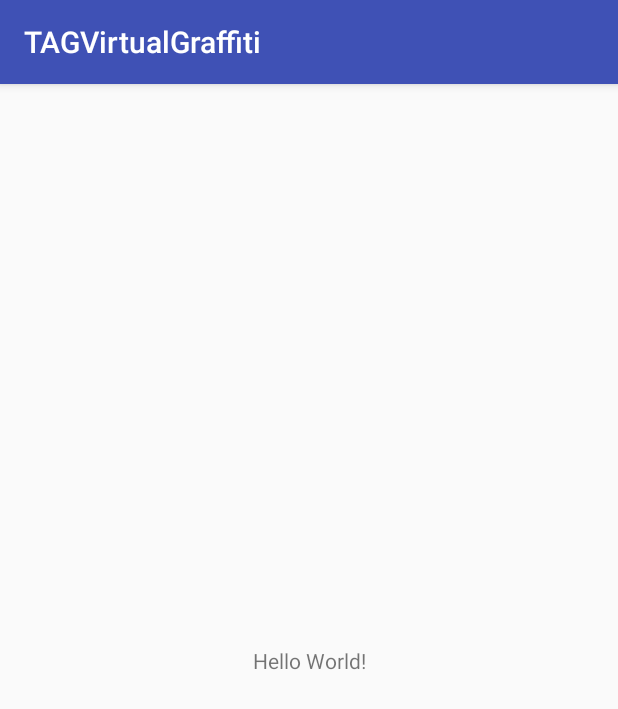
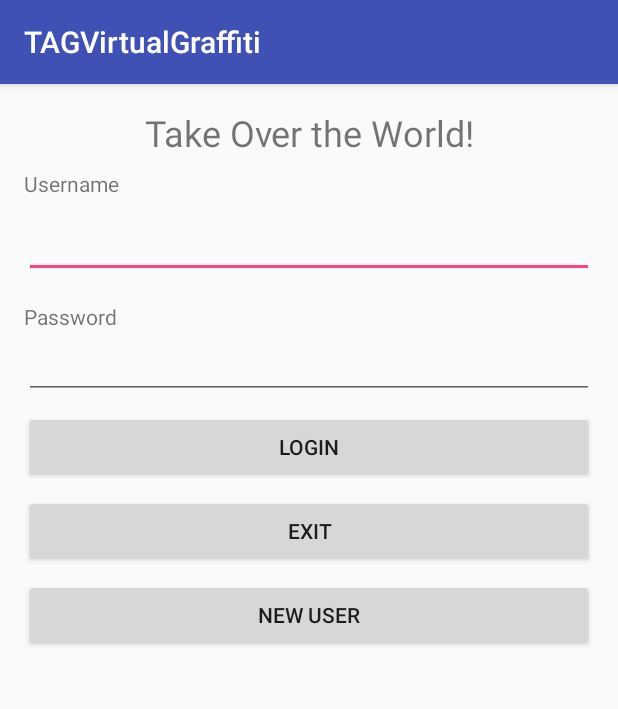
Before and after one commit to StonelaceMetro/TAGVirtualGraffiti, an Android app: the screen it shows after launch (MainActivity before the commit, LoginActivity after it), on a phone screen of 412 x 824 dp. Shown: the top 709 px of the screen. Run offline under Robolectric (Android 15) with nearby library versions, the phone set to English and light mode, and no system bars.

Commit message:
Adapted Login and Splash Screen Activities/Fragments from TicTacToe

```diff
--- /dev/null
+++ b/app/src/main/java/com/example/team08/tagvirtualgraffiti/LoginActivity.java
@@ -0,0 +1,16 @@
+package com.example.team08.tagvirtualgraffiti;
+
+import android.support.v4.app.Fragment;
+
+/**
+ * Activity for user login.
+ *
+ * Created by adamcchampion on 2017/08/03.
+ */
+
+public class LoginActivity extends SingleFragmentActivity {
+    @Override
+    protected Fragment createFragment() {
+        return new LoginFragment();
+    }
+}
--- /dev/null
+++ b/app/src/main/java/com/example/team08/tagvirtualgraffiti/LoginFragment.java
@@ -0,0 +1,101 @@
+package com.example.team08.tagvirtualgraffiti;
+
+import android.content.Intent;
+import android.content.SharedPreferences;
+import android.os.Bundle;
+import android.preference.PreferenceManager;
+import android.support.v4.app.Fragment;
+import android.support.v4.app.FragmentManager;
+import android.view.LayoutInflater;
+import android.view.Surface;
+import android.view.View;
+import android.view.ViewGroup;
+import android.widget.Button;
+import android.widget.EditText;
+
+import java.util.List;
+
+/**
+ * Fragment for login screen.
+ * Adapted from Tic-Tac-Toe
+ *
+ * Created by adamcchampion on 2017/08/03.
+ */
+
+public class LoginFragment extends Fragment implements View.OnClickListener {
+    private EditText mUsernameEditText;
+    private EditText mPasswordEditText;
+   // private AccountSingleton mAccountSingleton;
+   // private AccountDbHelper mDbHelper;
+
+    private final static String OPT_NAME = "name";
+    private final String TAG = getClass().getSimpleName();
+
+    @Override
+    public View onCreateView(LayoutInflater inflater, ViewGroup container, Bundle savedInstanceState) {
+        View v;
+        int rotation = getActivity().getWindowManager().getDefaultDisplay().getRotation();
+
+        //if (rotation == Surface.ROTATION_90 || rotation == Surface.ROTATION_270) {
+        //    v = inflater.inflate(R.layout.fragment_login_land, container, false);
+        // } else {
+            v = inflater.inflate(R.layout.fragment_login, container, false);
+        //}
+
+
+        mUsernameEditText = (EditText) v.findViewById(R.id.username_text);
+        mPasswordEditText = (EditText) v.findViewById(R.id.password_text);
+
+        Button loginButton = (Button) v.findViewById(R.id.login_button);
+        if (loginButton != null) {
+            loginButton.setOnClickListener(this);
+        }
+        Button cancelButton = (Button) v.findViewById(R.id.cancel_button);
+        if (cancelButton != null) {
+            cancelButton.setOnClickListener(this);
+        }
+        Button newUserButton = (Button) v.findViewById(R.id.new_user_button);
+        if (newUserButton != null) {
+            newUserButton.setOnClickListener(this);
+        }
+
+        return v;
+    }
+
+
+    private void checkLogin() {
+        //Do login stuff here
+    }
+
+
+
+    @Override
+    public void onClick(View view) {
+        switch (view.getId()) {
+            case R.id.login_button:
+                checkLogin();
+                break;
+            case R.id.cancel_button:
+                getActivity().finish();
+                break;
+            case R.id.new_user_button:
+                int rotation = getActivity().getWindowManager().getDefaultDisplay().getRotation();
+                FragmentManager fm = getFragmentManager();
+                Fragment fragment = new AccountFragment();
+                if (rotation == Surface.ROTATION_0 || rotation == Surface.ROTATION_180) {
+                    //startActivity(new Intent(getActivity().getApplicationContext(), AccountActivity.class));
+                    fm.beginTransaction()
+                            .replace(R.id.fragment_container, fragment)
+                            .addToBackStack("account_fragment")
+                            .commit();
+                }
+                else {
+                    fm.beginTransaction()
+                            .add(R.id.account_fragment_container, fragment)
+                            .addToBackStack("account_fragment")
+                            .commit();
+                }
+                break;
+        }
+    }
+}
--- /dev/null
+++ b/app/src/main/java/com/example/team08/tagvirtualgraffiti/SingleFragmentActivity.java
@@ -0,0 +1,33 @@
+package com.example.team08.tagvirtualgraffiti;
+
+import android.os.Bundle;
+import android.support.annotation.LayoutRes;
+import android.support.v4.app.Fragment;
+import android.support.v4.app.FragmentManager;
+import android.support.v7.app.AppCompatActivity;
+
+public abstract class SingleFragmentActivity extends AppCompatActivity {
+
+    protected abstract Fragment createFragment();
+
+    @LayoutRes
+    protected int getLayoutResId() {
+        return R.layout.activity_fragment;
+    }
+
+    @Override
+    protected void onCreate(Bundle savedInstanceState) {
+        super.onCreate(savedInstanceState);
+        setContentView(getLayoutResId());
+
+        FragmentManager fm = getSupportFragmentManager();
+        Fragment fragment = fm.findFragmentById(R.id.fragment_container);
+
+        if (fragment == null) {
+            fragment = createFragment();
+            fm.beginTransaction()
+                    .add(R.id.fragment_container, fragment)
+                    .commit();
+        }
+    }
+}
--- /dev/null
+++ b/app/src/main/java/com/example/team08/tagvirtualgraffiti/SplashScreenActivity.java
@@ -0,0 +1,31 @@
+package com.example.team08.tagvirtualgraffiti;
+
+import android.os.Bundle;
+import android.support.v4.app.Fragment;
+
+/**
+ * Created by Adam on 2/20/2018.
+ */
+
+
+public class SplashScreenActivity extends SingleFragmentActivity {
+    @Override
+    protected Fragment createFragment() {
+        return new SplashScreenFragment();
+    }
+
+    /**
+     * Called when the activity is first created.
+     */
+    @Override
+    protected void onCreate(Bundle savedInstanceState) {
+        super.onCreate(savedInstanceState);
+        setContentView(R.layout.activity_fragment);
+    }
+
+    @Override
+    protected void onStart() {
+        super.onStart();
+
+    }
+}
--- /dev/null
+++ b/app/src/main/java/com/example/team08/tagvirtualgraffiti/SplashScreenFragment.java
@@ -0,0 +1,64 @@
+package com.example.team08.tagvirtualgraffiti;
+
+import android.content.Intent;
+import android.os.Bundle;
+import android.support.v4.app.Fragment;
+import android.view.LayoutInflater;
+import android.view.MotionEvent;
+import android.view.View;
+import android.view.ViewGroup;
+
+/**
+ * Fragment for splash screen.
+ *
+ * Created by adamcchampion on 2017/08/03.
+ */
+
+public class SplashScreenFragment extends Fragment implements View.OnTouchListener{
+    protected boolean mIsActive = true;
+    protected int mSplashTime = 500;
+    protected int mTimeIncrement = 100;
+    protected int mSleepTime = 100;
+
+
+
+    @Override
+    public View onCreateView(LayoutInflater inflater, ViewGroup container, Bundle savedInstanceState) {
+        View v = inflater.inflate(R.layout.fragment_splash, container, false);
+        v.setOnTouchListener(this);
+        return v;
+    }
+
+    @Override
+    public void onStart() {
+        super.onStart();
+        // Thread for displaying the SplashScreen
+        Thread splashThread = new Thread() {
+            @Override
+            public void run() {
+                try {
+                    int elapsedTime = 0;
+                    while (mIsActive && (elapsedTime < mSplashTime)) {
+                        sleep(mSleepTime);
+                        if (mIsActive) elapsedTime = elapsedTime + mTimeIncrement;
+                    }
+                } catch (InterruptedException e) {
+                    // do nothing
+                } finally {
+                    getActivity().finish();
+                    startActivity(new Intent("com.example.team08.tagvirtualgraffiti.Login"));
+                }
+            }
+        };
+        splashThread.start();
+    }
+
+    @Override
+    public boolean onTouch(View view, MotionEvent motionEvent) {
+        if (motionEvent.getAction() == MotionEvent.ACTION_DOWN) {
+            mIsActive = false;
+            return true;
+        }
+        return false;
+    }
+}
--- /dev/null
+++ b/app/src/main/res/layout/activity_fragment.xml
@@ -0,0 +1,8 @@
+<?xml version="1.0" encoding="utf-8"?>
+<FrameLayout
+    xmlns:android="http://schemas.android.com/apk/res/android"
+    android:id="@+id/fragment_container"
+    android:layout_width="match_parent"
+    android:layout_height="match_parent">
+
+</FrameLayout>
--- /dev/null
+++ b/app/src/main/res/layout/fragment_login.xml
@@ -0,0 +1,86 @@
+<?xml version="1.0" encoding="utf-8"?>
+<ScrollView xmlns:android="http://schemas.android.com/apk/res/android"
+    android:orientation="vertical"
+    android:layout_width="match_parent"
+    android:layout_height="match_parent">
+    <LinearLayout
+        android:orientation="vertical"
+        android:layout_width="match_parent"
+        android:layout_height="wrap_content">
+
+        <TextView
+            android:layout_width="match_parent"
+            android:layout_height="wrap_content"
+            android:layout_gravity="center"
+            android:layout_marginBottom="8dip"
+            android:layout_marginLeft="16dp"
+            android:layout_marginRight="16dp"
+            android:layout_marginTop="16dp"
+            android:text="@string/login_title"
+            android:textAlignment="center"
+            android:textSize="24sp"/>
+        <TextView
+            android:text="@string/username"
+            android:layout_height="wrap_content"
+            android:layout_width="match_parent"
+            android:layout_gravity="start"
+            android:labelFor="@+id/username_text"
+            android:layout_marginLeft="16dp"
+            android:layout_marginRight="16dp"
+            android:layout_marginBottom="8dp"/>
+        <EditText
+            android:id="@+id/username_text"
+            android:singleLine="true"
+            android:layout_width="match_parent"
+            android:layout_height="wrap_content"
+            android:inputType="text"
+            android:layout_marginLeft="16dp"
+            android:layout_marginRight="16dp"
+            android:layout_marginBottom="8dp"/>
+
+        <TextView
+            android:layout_width="match_parent"
+            android:layout_height="wrap_content"
+            android:layout_gravity="start"
+            android:layout_marginLeft="16dp"
+            android:layout_marginRight="16dp"
+            android:layout_marginTop="8dp"
+            android:labelFor="@+id/password_text"
+            android:text="@string/password"/>
+        <EditText
+            android:id="@+id/password_text"
+            android:singleLine="true"
+            android:layout_width="match_parent"
+            android:layout_height="wrap_content"
+            android:inputType="textPassword"
+            android:layout_marginLeft="16dp"
+            android:layout_marginRight="16dp"
+            android:layout_marginBottom="8dp"
+            />
+        <Button
+            android:id="@+id/login_button"
+            android:text="@string/login"
+            android:layout_width="match_parent"
+            android:layout_height="wrap_content"
+            android:layout_marginLeft="16dp"
+            android:layout_marginRight="16dp"
+            android:layout_marginBottom="8dp"/>
+        <Button
+            android:id="@+id/cancel_button"
+            android:text="@string/exit"
+            android:layout_width="fill_parent"
+            android:layout_height="wrap_content"
+            android:layout_marginLeft="16dp"
+            android:layout_marginRight="16dp"
+            android:layout_marginBottom="8dp"/>
+        <Button
+            android:id="@+id/new_user_button"
+            android:text="@string/new_user"
+            android:layout_width="fill_parent"
+            android:layout_height="wrap_content"
+            android:layout_marginLeft="16dp"
+            android:layout_marginRight="16dp"
+            android:layout_marginBottom="16dp"/>
+    </LinearLayout>
+
+</ScrollView>
```
Also changed, not shown: app/src/main/AndroidManifest.xml (+12 -4 lines), app/src/main/java/com/example/team08/tagvirtualgraffiti/AccountFragment.java (added, +118 -0 lines), app/src/main/res/drawable/ic_location_city_black_24dp.xml (added, +9 -0 lines), app/src/main/res/layout/activity_twopane.xml (added, +20 -0 lines), app/src/main/res/layout/fragment_account.xml (added, +115 -0 lines), app/src/main/res/layout/fragment_splash.xml (added, +16 -0 lines), app/src/main/res/values/strings.xml (+34 -0 lines).
